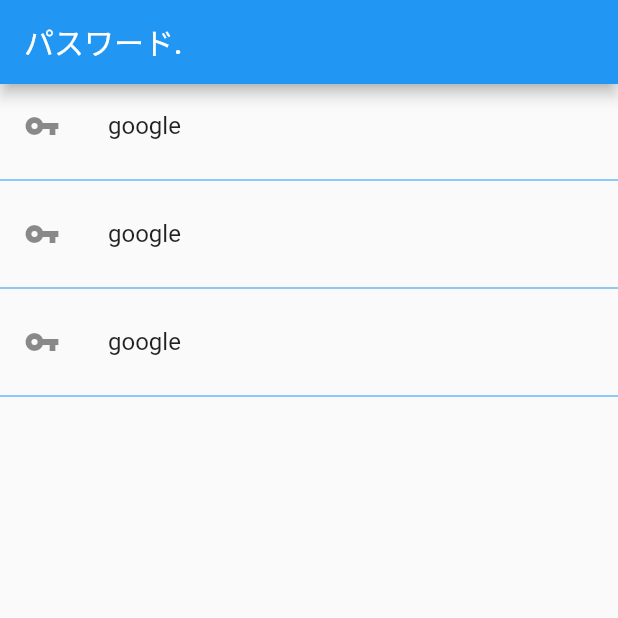
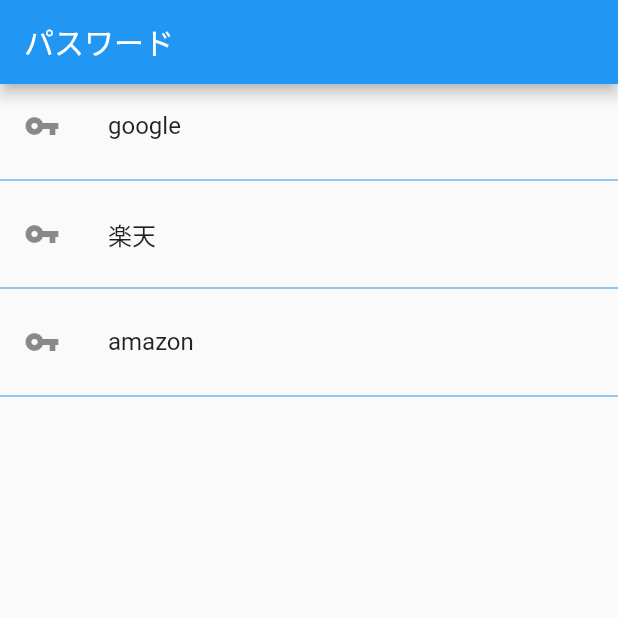
Before and after one commit to okatoku331/todo_list, a Flutter app: the screen it shows after launch, on a phone screen of 412 x 824 dp, the top half of it. Run offline on Flutter 3.47's test engine with Material 2 defaults, Android fonts, the phone set to English and light mode, and no system bars.

Commit message:
第８版　動的表示準備４/ index

```diff
--- a/lib/main.dart
+++ b/lib/main.dart
@@ -40,7 +40,7 @@ class _MyHomePageState extends State<MyHomePage> {
   Widget build(BuildContext context) {
     return Scaffold(
       appBar: AppBar(
-        title: Text('パスワード.'),
+        title: Text('パスワード'),
       ),
       body: ListView.builder(
         itemCount: titleList.length,
@@ -49,7 +49,7 @@ class _MyHomePageState extends State<MyHomePage> {
             children: [
               ListTile(
                 leading: Icon(Icons.vpn_key),
-                title: Text(titleList[0]),
+                title: Text(titleList[index]),
               ),
               Divider(
                 color: Colors.blue,
```
